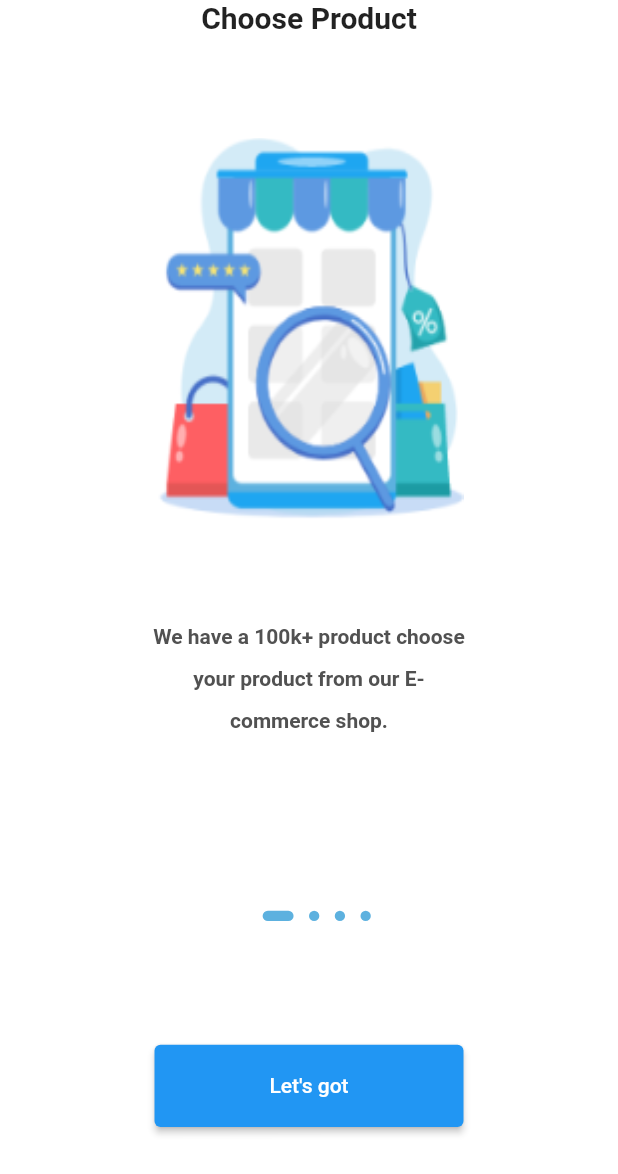
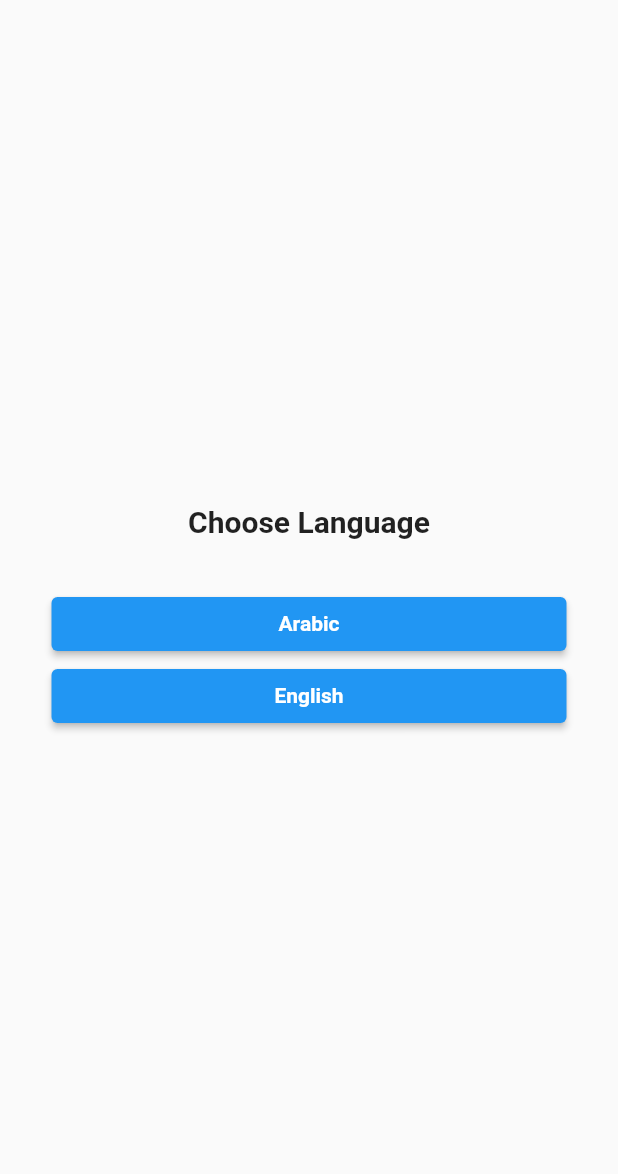
Before and after one commit to MohammadNawasrah/Ecommerce-System, a Flutter app: the screen it shows after launch, on a phone screen of 412 x 824 dp. Shown: the top 1174 px of the screen. Run offline on Flutter 3.47's test engine with Material 2 defaults, Android fonts, the phone set to English and light mode, and no system bars; drawn by our look-alikes of auto_size_text; our stand-ins replace get, shared_preferences.

Commit message:
add language controller use local devise language

```diff
--- a/lib/Routes.dart
+++ b/lib/Routes.dart
@@ -2,9 +2,11 @@
 // ignore_for_file: file_names, duplicate_ignore
 
 import 'package:ecommercesystem/core/constant/AppRoute.dart';
+import 'package:ecommercesystem/view/screen/Language.dart';
 import 'package:ecommercesystem/view/screen/login.dart';
 import 'package:flutter/material.dart';
 
 Map<String, Widget Function(BuildContext)> routes = {
-  AppRoute.Login: (context) => const Login()
+  AppRoute.login: (context) => const Login(),
+  AppRoute.selectLanguage: (context) => const LanguageSelect()
 };
--- /dev/null
+++ b/lib/controller/LocaleController.dart
@@ -0,0 +1,31 @@
+// ignore: file_names
+// ignore_for_file: file_names, duplicate_ignore
+
+import 'package:ecommercesystem/core/service/Services.dart';
+import 'package:flutter/material.dart';
+import 'package:get/get.dart';
+
+class LocaleController extends GetxController {
+  Locale? language;
+  MyServices myServices = Get.find();
+
+  changeLanguage(String languageCode) {
+    Locale locale = Locale(languageCode);
+    myServices.sharedPreferences.setString("languge", languageCode);
+    Get.updateLocale(locale);
+  }
+
+  @override
+  void onInit() {
+    String? sharedPreferencesLanguage =
+        myServices.sharedPreferences.getString("language");
+    if (sharedPreferencesLanguage == "ar") {
+      language = const Locale("ar");
+    } else if (sharedPreferencesLanguage == "en") {
+      language = const Locale("er");
+    } else {
+      language = Locale(Get.deviceLocale!.languageCode);
+    }
+    super.onInit();
+  }
+}
--- a/lib/controller/OnBoardingController.dart
+++ b/lib/controller/OnBoardingController.dart
@@ -19,7 +19,7 @@ class OnBoardingControllerImp extends OnBoardingController {
   next() {
     currntPage++;
     if (currntPage > onBoardingList.length - 1) {
-      Get.offAllNamed(AppRoute.Login);
+      Get.offAllNamed(AppRoute.login);
     } else {
       if (pageController.hasClients) {
         pageController.animateToPage(currntPage,
--- a/lib/core/constant/AppRoute.dart
+++ b/lib/core/constant/AppRoute.dart
@@ -3,5 +3,6 @@
 // ignore_for_file: file_names
 class AppRoute {
   // ignore: constant_identifier_names
-  static const String Login = "login";
+  static const String login = "login";
+  static const String selectLanguage = "language";
 }
--- /dev/null
+++ b/lib/core/localization/Translation.dart
@@ -0,0 +1,9 @@
+import 'package:get/get.dart';
+
+class MyTranslation extends Translations {
+  @override
+  Map<String, Map<String, String>> get keys => {
+        "ar": {"1": "اختر اللغة", "2": "عربي", "3": "انجليزي"},
+        "en": {"1": "Choose Language", "2": "Arabic", "3": "English"}
+      };
+}
--- /dev/null
+++ b/lib/core/service/Services.dart
@@ -0,0 +1,17 @@
+// ignore: file_names
+// ignore_for_file: file_names, duplicate_ignore
+
+import 'package:get/get.dart';
+import 'package:shared_preferences/shared_preferences.dart';
+
+class MyServices extends GetxService {
+  late SharedPreferences sharedPreferences;
+  Future<MyServices> init() async {
+    sharedPreferences = await SharedPreferences.getInstance();
+    return this;
+  }
+}
+
+initialServices() async {
+  await Get.putAsync(() => MyServices().init());
+}
--- a/lib/data/datasource/static/Static.dart
+++ b/lib/data/datasource/static/Static.dart
@@ -1,3 +1,5 @@
+// ignore_for_file: file_names
+
 import 'package:ecommercesystem/data/model/OnBoardingModel.dart';
 
 import '../../../core/constant/ImageOnBoarding.dart';
--- a/lib/main.dart
+++ b/lib/main.dart
@@ -1,10 +1,16 @@
+import 'package:ecommercesystem/controller/LocaleController.dart';
+import 'package:ecommercesystem/core/constant/AppRoute.dart';
+import 'package:ecommercesystem/core/service/Services.dart';
 import 'package:ecommercesystem/view/screen/OnBoarding.dart';
 import 'package:flutter/material.dart';
-import 'package:get/get_navigation/src/root/get_material_app.dart';
+import 'package:get/get.dart';
 
 import 'Routes.dart';
+import 'core/localization/Translation.dart';
 
-void main() {
+void main() async {
+  WidgetsFlutterBinding.ensureInitialized();
+  await initialServices();
   runApp(const MyApp());
 }
 
@@ -13,10 +19,14 @@ class MyApp extends StatelessWidget {
 
   @override
   Widget build(BuildContext context) {
+    LocaleController localController = Get.put(LocaleController());
     return GetMaterialApp(
+      translations: MyTranslation(),
       debugShowCheckedModeBanner: false,
       title: 'Ecommerce System',
+      locale: localController.language,
       routes: routes,
+      initialRoute: AppRoute.selectLanguage,
       theme: ThemeData(primarySwatch: Colors.blue),
       home: const OnBoarding(),
     );
--- /dev/null
+++ b/lib/view/screen/Language.dart
@@ -0,0 +1,46 @@
+// ignore: file_names
+// ignore_for_file: file_names, duplicate_ignore
+
+import 'package:auto_size_text/auto_size_text.dart';
+import 'package:ecommercesystem/core/constant/ScreenSize.dart';
+import 'package:flutter/material.dart';
+import 'package:get/get.dart';
+
+import '../../controller/LocaleController.dart';
+import '../widget/language/ButtonLanguage.dart';
+
+class LanguageSelect extends StatelessWidget {
+  const LanguageSelect({super.key});
+
+  @override
+  Widget build(BuildContext context) {
+    LocaleController localeController = Get.find();
+    return Scaffold(
+      body: Center(
+        child: Column(
+          mainAxisAlignment: MainAxisAlignment.center,
+          children: [
+            AutoSizeText(
+              "1".tr,
+              maxLines: 1,
+              style: const TextStyle(fontWeight: FontWeight.bold, fontSize: 20),
+            ),
+            SizedBox(
+              height: ScreenSize.heightScreen(context) / 25,
+            ),
+            ButtonLanguage(
+                languageText: "2".tr,
+                onPressed: () {
+                  localeController.changeLanguage("ar");
+                }),
+            ButtonLanguage(
+                languageText: "3".tr,
+                onPressed: () {
+                  localeController.changeLanguage("en");
+                }),
+          ],
+        ),
+      ),
+    );
+  }
+}
--- /dev/null
+++ b/lib/view/widget/language/ButtonLanguage.dart
@@ -0,0 +1,29 @@
+// ignore: file_names
+// ignore_for_file: file_names, duplicate_ignore
+
+import 'package:auto_size_text/auto_size_text.dart';
+import 'package:flutter/material.dart';
+
+import '../../../core/constant/ScreenSize.dart';
+
+// ignore: must_be_immutable
+class ButtonLanguage extends StatelessWidget {
+  late void Function() onPressed;
+  String languageText;
+  ButtonLanguage(
+      {super.key, required this.languageText, required this.onPressed});
+
+  @override
+  Widget build(BuildContext context) {
+    return SizedBox(
+      width: ScreenSize.widthScreen(context) / 1.2,
+      child: ElevatedButton(
+          onPressed: onPressed,
+          child: AutoSizeText(
+            languageText,
+            maxLines: 1,
+            style: const TextStyle(fontWeight: FontWeight.bold),
+          )),
+    );
+  }
+}
```
